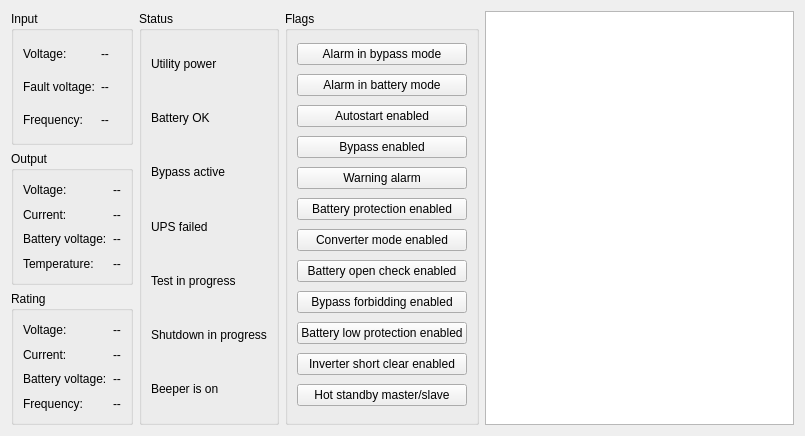
First picture: the form in cct/qtgui2/devices/ups/tecnoware.ui, repository awacha/cct, before the edit.
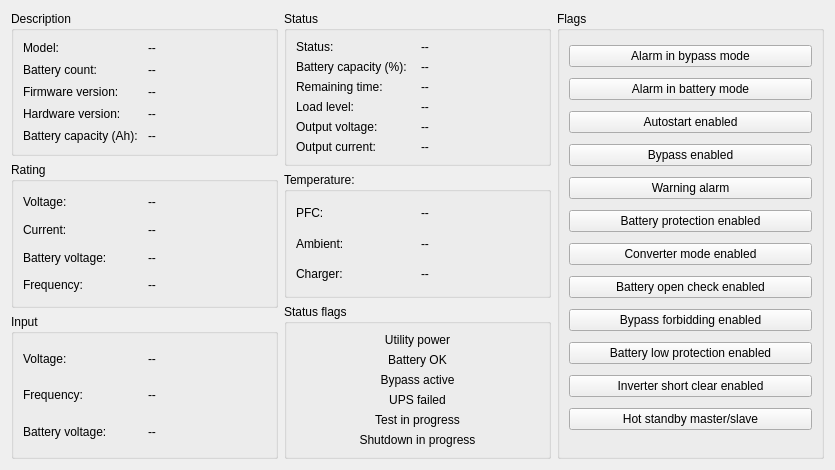
Second picture: the form after the edit. Icons and pictures are not drawn.

Commit message: Tecnoware UPS UI improvements

The edit to the form file:
```diff
--- a/cct/qtgui2/devices/ups/tecnoware.ui
+++ b/cct/qtgui2/devices/ups/tecnoware.ui
@@ -6,8 +6,8 @@
    <rect>
     <x>0</x>
     <y>0</y>
-    <width>805</width>
-    <height>436</height>
+    <width>835</width>
+    <height>470</height>
    </rect>
   </property>
   <property name="windowTitle">
@@ -17,11 +17,89 @@
    <iconset resource="../../../resource/icons/icons.qrc">
     <normaloff>:/icons/ups.svg</normaloff>:/icons/ups.svg</iconset>
   </property>
+  <layout class="QHBoxLayout" name="horizontalLayout">
+   <item>
+    <layout class="QVBoxLayout" name="verticalLayout_2">
+     <item>
+      <widget class="QGroupBox" name="groupBox_7">
+       <property name="title">
+        <string>Description</string>
+       </property>
   <layout class="QGridLayout" name="gridLayout_2">
-   <item row="0" column="4" rowspan="3">
-    <widget class="QTreeView" name="treeView"/>
-   </item>
    <item row="2" column="0">
+         <widget class="QLabel" name="label_15">
+          <property name="text">
+           <string>Firmware version:</string>
+          </property>
+         </widget>
+        </item>
+        <item row="3" column="0">
+         <widget class="QLabel" name="label_16">
+          <property name="text">
+           <string>Hardware version:</string>
+          </property>
+         </widget>
+        </item>
+        <item row="0" column="0">
+         <widget class="QLabel" name="label_13">
+          <property name="text">
+           <string>Model:</string>
+          </property>
+         </widget>
+        </item>
+        <item row="1" column="0">
+         <widget class="QLabel" name="label_14">
+          <property name="text">
+           <string>Battery count:</string>
+          </property>
+         </widget>
+        </item>
+        <item row="4" column="0">
+         <widget class="QLabel" name="label_21">
+          <property name="text">
+           <string>Battery capacity (Ah):</string>
+          </property>
+         </widget>
+        </item>
+        <item row="0" column="1">
+         <widget class="QLabel" name="modelnameLabel">
+          <property name="text">
+           <string>--</string>
+          </property>
+         </widget>
+        </item>
+        <item row="1" column="1">
+         <widget class="QLabel" name="batterycountLabel">
+          <property name="text">
+           <string>--</string>
+          </property>
+         </widget>
+        </item>
+        <item row="2" column="1">
+         <widget class="QLabel" name="firmwareversionLabel">
+          <property name="text">
+           <string>--</string>
+          </property>
+         </widget>
+        </item>
+        <item row="3" column="1">
+         <widget class="QLabel" name="hardwareversionLabel">
+          <property name="text">
+           <string>--</string>
+          </property>
+         </widget>
+        </item>
+        <item row="4" column="1">
+         <widget class="QLabel" name="batterycapacityAHLabel">
+          <property name="text">
+           <string>--</string>
+          </property>
+         </widget>
+        </item>
+       </layout>
+      </widget>
+     </item>
+     <item>
     <widget class="QGroupBox" name="groupBox_3">
      <property name="title">
       <string>Rating</string>
@@ -86,77 +164,40 @@
      </layout>
     </widget>
    </item>
-   <item row="0" column="0">
+     <item>
     <widget class="QGroupBox" name="groupBox">
      <property name="title">
       <string>Input</string>
      </property>
      <layout class="QGridLayout" name="gridLayout">
-      <item row="0" column="0">
-       <widget class="QLabel" name="label">
-        <property name="text">
-         <string>Voltage:</string>
-        </property>
-       </widget>
-      </item>
-      <item row="0" column="1">
-       <widget class="QLabel" name="inputVoltageLabel">
-        <property name="text">
-         <string>--</string>
-        </property>
-       </widget>
-      </item>
-      <item row="1" column="0">
-       <widget class="QLabel" name="label_2">
-        <property name="text">
-         <string>Fault voltage:</string>
-        </property>
-       </widget>
-      </item>
-      <item row="2" column="1">
+        <item row="1" column="1">
        <widget class="QLabel" name="inputFrequencyLabel">
         <property name="text">
          <string>--</string>
         </property>
        </widget>
       </item>
-      <item row="2" column="0">
+        <item row="0" column="1">
+         <widget class="QLabel" name="inputVoltageLabel">
+          <property name="text">
+           <string>--</string>
+          </property>
+         </widget>
+        </item>
+        <item row="0" column="0">
+         <widget class="QLabel" name="label">
+          <property name="text">
+           <string>Voltage:</string>
+          </property>
+         </widget>
+        </item>
+        <item row="1" column="0">
        <widget class="QLabel" name="label_3">
         <property name="text">
          <string>Frequency:</string>
         </property>
        </widget>
       </item>
-      <item row="1" column="1">
-       <widget class="QLabel" name="faultVoltageLabel">
-        <property name="text">
-         <string>--</string>
-        </property>
-       </widget>
-      </item>
-     </layout>
-    </widget>
-   </item>
-   <item row="1" column="0">
-    <widget class="QGroupBox" name="groupBox_2">
-     <property name="title">
-      <string>Output</string>
-     </property>
-     <layout class="QGridLayout" name="gridLayout_3">
-      <item row="0" column="0">
-       <widget class="QLabel" name="label_5">
-        <property name="text">
-         <string>Voltage:</string>
-        </property>
-       </widget>
-      </item>
-      <item row="3" column="0">
-       <widget class="QLabel" name="label_8">
-        <property name="text">
-         <string>Temperature:</string>
-        </property>
-       </widget>
-      </item>
       <item row="2" column="0">
        <widget class="QLabel" name="label_7">
         <property name="text">
@@ -164,36 +205,156 @@
         </property>
        </widget>
       </item>
-      <item row="1" column="0">
-       <widget class="QLabel" name="label_6">
+        <item row="2" column="1">
+         <widget class="QLabel" name="batteryVoltageLabel">
         <property name="text">
-         <string>Current:</string>
+           <string>--</string>
         </property>
        </widget>
       </item>
+       </layout>
+      </widget>
+     </item>
+    </layout>
+   </item>
+   <item>
+    <layout class="QVBoxLayout" name="verticalLayout_3">
+     <item>
+      <widget class="QGroupBox" name="groupBox_6">
+       <property name="title">
+        <string>Status</string>
+       </property>
+       <layout class="QGridLayout" name="gridLayout_6">
       <item row="0" column="1">
+         <widget class="QLabel" name="statusLabel">
+          <property name="text">
+           <string>--</string>
+          </property>
+         </widget>
+        </item>
+        <item row="3" column="1">
+         <widget class="QLabel" name="loadlevelLabel">
+          <property name="text">
+           <string>--</string>
+          </property>
+         </widget>
+        </item>
+        <item row="1" column="1">
+         <widget class="QLabel" name="batterycapacityLabel">
+          <property name="text">
+           <string>--</string>
+          </property>
+         </widget>
+        </item>
+        <item row="2" column="1">
+         <widget class="QLabel" name="remainingtimeLabel">
+          <property name="text">
+           <string>--</string>
+          </property>
+         </widget>
+        </item>
+        <item row="3" column="0">
+         <widget class="QLabel" name="label_20">
+          <property name="text">
+           <string>Load level:</string>
+          </property>
+         </widget>
+        </item>
+        <item row="0" column="0">
+         <widget class="QLabel" name="label_4">
+          <property name="text">
+           <string>Status:</string>
+          </property>
+         </widget>
+        </item>
+        <item row="4" column="0">
+         <widget class="QLabel" name="label_5">
+          <property name="text">
+           <string>Output voltage:</string>
+          </property>
+         </widget>
+        </item>
+        <item row="1" column="0">
+         <widget class="QLabel" name="label_18">
+          <property name="text">
+           <string>Battery capacity (%):</string>
+          </property>
+         </widget>
+        </item>
+        <item row="4" column="1">
        <widget class="QLabel" name="outputVoltageLabel">
         <property name="text">
          <string>--</string>
         </property>
        </widget>
       </item>
-      <item row="1" column="1">
+        <item row="2" column="0">
+         <widget class="QLabel" name="label_19">
+          <property name="text">
+           <string>Remaining time:</string>
+          </property>
+         </widget>
+        </item>
+        <item row="5" column="0">
+         <widget class="QLabel" name="label_6">
+          <property name="text">
+           <string>Output current:</string>
+          </property>
+         </widget>
+        </item>
+        <item row="5" column="1">
        <widget class="QLabel" name="currentUsageLabel">
         <property name="text">
          <string>--</string>
         </property>
        </widget>
       </item>
-      <item row="2" column="1">
-       <widget class="QLabel" name="batteryVoltageLabel">
+       </layout>
+      </widget>
+     </item>
+     <item>
+      <widget class="QGroupBox" name="groupBox_2">
+       <property name="title">
+        <string>Temperature:</string>
+       </property>
+       <layout class="QGridLayout" name="gridLayout_3">
+        <item row="4" column="0">
+         <widget class="QLabel" name="label_2">
         <property name="text">
-         <string>--</string>
+           <string>Ambient:</string>
         </property>
        </widget>
       </item>
       <item row="3" column="1">
-       <widget class="QLabel" name="temperatureLabel">
+         <widget class="QLabel" name="temperaturePFCLabel">
+          <property name="text">
+           <string>--</string>
+          </property>
+         </widget>
+        </item>
+        <item row="3" column="0">
+         <widget class="QLabel" name="label_8">
+          <property name="text">
+           <string>PFC:</string>
+          </property>
+         </widget>
+        </item>
+        <item row="5" column="0">
+         <widget class="QLabel" name="label_17">
+          <property name="text">
+           <string>Charger:</string>
+          </property>
+         </widget>
+        </item>
+        <item row="4" column="1">
+         <widget class="QLabel" name="temperatureAmbientLabel">
+          <property name="text">
+           <string>--</string>
+          </property>
+         </widget>
+        </item>
+        <item row="5" column="1">
+         <widget class="QLabel" name="temperatureChargerLabel">
         <property name="text">
          <string>--</string>
         </property>
@@ -202,17 +363,30 @@
      </layout>
     </widget>
    </item>
-   <item row="0" column="2" rowspan="3">
+     <item>
     <widget class="QGroupBox" name="groupBox_4">
      <property name="title">
-      <string>Status</string>
+        <string>Status flags</string>
      </property>
      <layout class="QGridLayout" name="gridLayout_5">
+        <item row="4" column="0">
+         <widget class="QLabel" name="upsFailedLabel">
+          <property name="text">
+           <string>UPS failed</string>
+          </property>
+          <property name="alignment">
+           <set>Qt::AlignCenter</set>
+          </property>
+         </widget>
+        </item>
       <item row="3" column="0">
        <widget class="QLabel" name="bypassLabel">
         <property name="text">
          <string>Bypass active</string>
         </property>
+          <property name="alignment">
+           <set>Qt::AlignCenter</set>
+          </property>
        </widget>
       </item>
       <item row="6" column="0">
@@ -220,12 +394,8 @@
         <property name="text">
          <string>Shutdown in progress</string>
         </property>
-       </widget>
-      </item>
-      <item row="4" column="0">
-       <widget class="QLabel" name="upsFailedLabel">
-        <property name="text">
-         <string>UPS failed</string>
+          <property name="alignment">
+           <set>Qt::AlignCenter</set>
         </property>
        </widget>
       </item>
@@ -234,19 +404,8 @@
         <property name="text">
          <string>Battery OK</string>
         </property>
-       </widget>
-      </item>
-      <item row="7" column="0">
-       <widget class="QLabel" name="beeperOnLabel">
-        <property name="text">
-         <string>Beeper is on</string>
-        </property>
-       </widget>
-      </item>
-      <item row="5" column="0">
-       <widget class="QLabel" name="testInProgressLabel">
-        <property name="text">
-         <string>Test in progress</string>
+          <property name="alignment">
+           <set>Qt::AlignCenter</set>
         </property>
        </widget>
       </item>
@@ -255,12 +414,27 @@
         <property name="text">
          <string>Utility power</string>
         </property>
-       </widget>
-      </item>
+          <property name="alignment">
+           <set>Qt::AlignCenter</set>
+          </property>
+         </widget>
+        </item>
+        <item row="5" column="0">
+         <widget class="QLabel" name="testInProgressLabel">
+          <property name="text">
+           <string>Test in progress</string>
+          </property>
+          <property name="alignment">
+           <set>Qt::AlignCenter</set>
+          </property>
+         </widget>
+        </item>
      </layout>
     </widget>
    </item>
-   <item row="0" column="3" rowspan="3">
+    </layout>
+   </item>
+   <item>
     <widget class="QGroupBox" name="groupBox_5">
      <property name="title">
       <string>Flags</string>
```
Left out of the diff: 49 changed lines with no effect on the pictures. Lines whose indentation alone changed are shown as unchanged. The commit also changes 1 other file.
